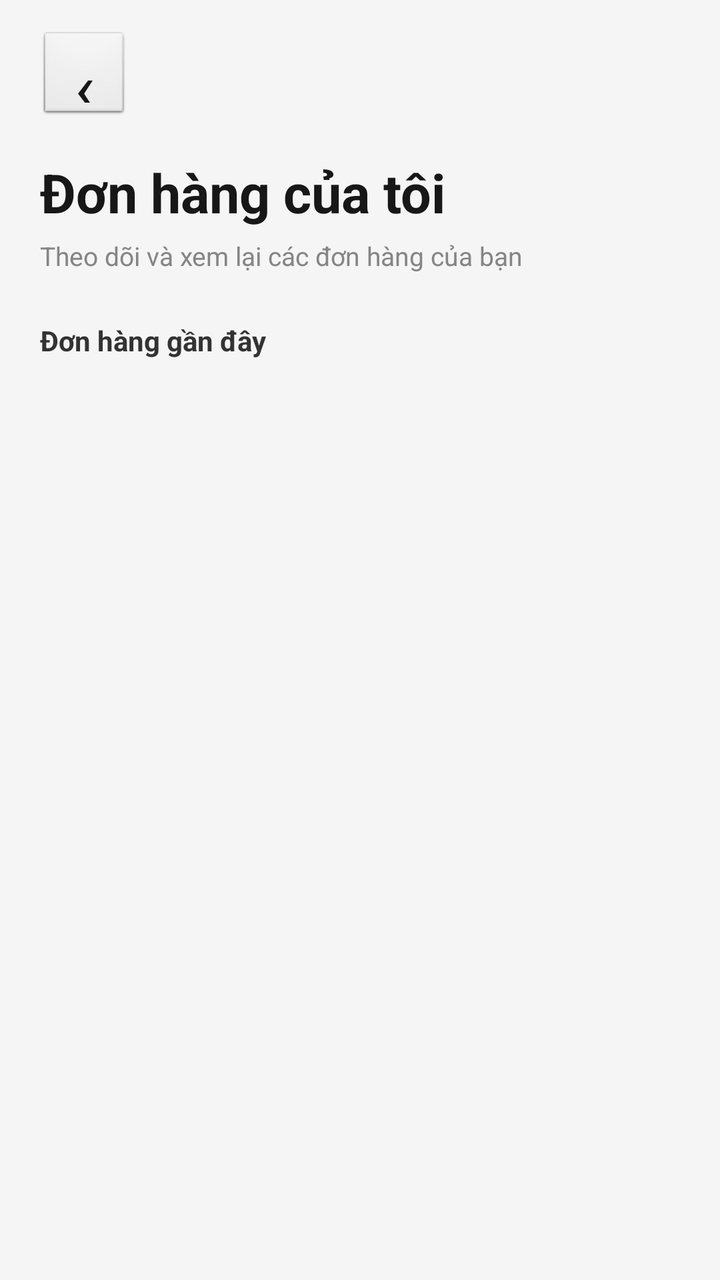
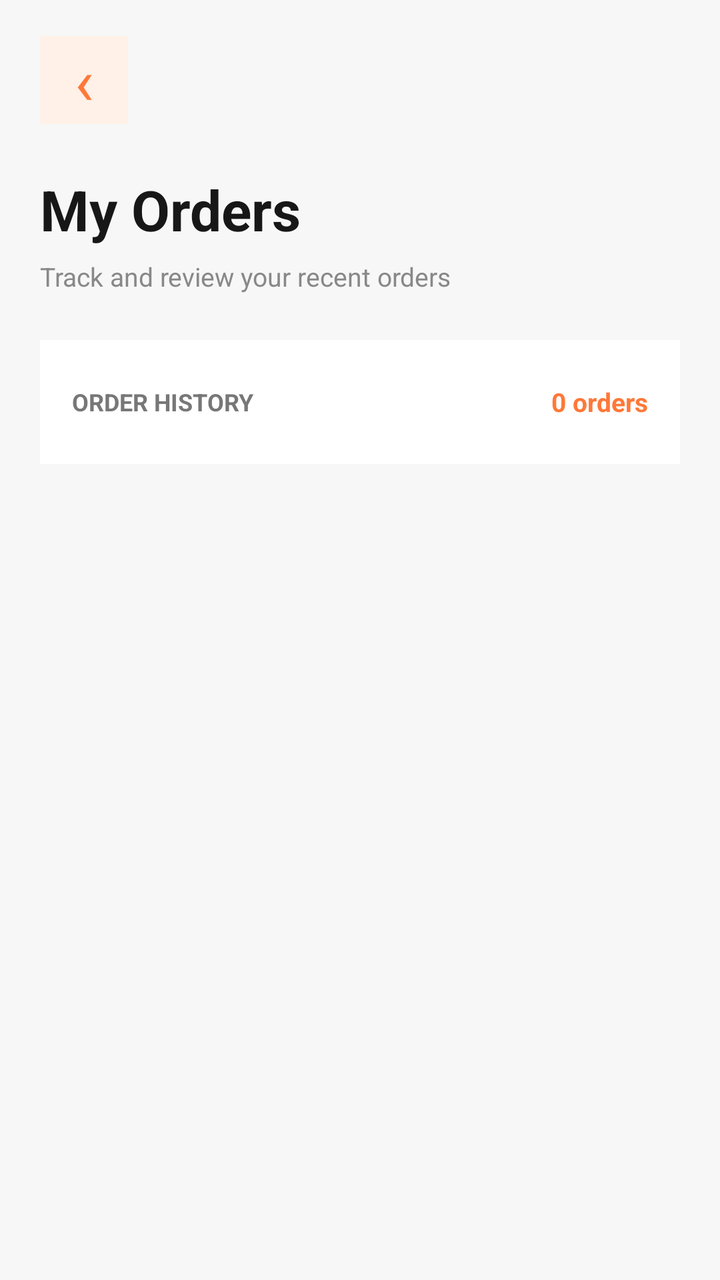

Screens rendered from an Android XML layout before and after an edit, with the pre-edit source and the edit as a unified diff.
<!-- AndroidManifest.xml: application theme Theme.FoodOrder -->
<!-- res/layout/activity_order_history.xml -->
<?xml version="1.0" encoding="utf-8"?>

<ScrollView xmlns:android="http://schemas.android.com/apk/res/android"
    android:layout_width="match_parent"
    android:layout_height="match_parent"
    android:background="#F5F5F5"
    android:fillViewport="true"
    android:clipToPadding="false">

    <LinearLayout
        android:layout_width="match_parent"
        android:layout_height="wrap_content"
        android:orientation="vertical"
        android:paddingStart="20dp"
        android:paddingEnd="20dp"
        android:paddingTop="16dp"
        android:paddingBottom="28dp">

        <TextView
            android:id="@+id/btnBack"
            android:layout_width="44dp"
            android:layout_height="44dp"
            android:background="@android:drawable/btn_default_small"
            android:gravity="center"
            android:text="‹"
            android:textColor="#171717"
            android:textSize="34sp" />

        <TextView
            android:layout_width="wrap_content"
            android:layout_height="wrap_content"
            android:layout_marginTop="18dp"
            android:text="Đơn hàng của tôi"
            android:textColor="#171717"
            android:textSize="27sp"
            android:textStyle="bold" />

        <TextView
            android:layout_width="wrap_content"
            android:layout_height="wrap_content"
            android:layout_marginTop="5dp"
            android:text="Theo dõi và xem lại các đơn hàng của bạn"
            android:textColor="#858585"
            android:textSize="13sp" />

        <TextView
            android:id="@+id/txtOrderCount"
            android:layout_width="wrap_content"
            android:layout_height="wrap_content"
            android:layout_marginTop="24dp"
            android:layout_marginBottom="13dp"
            android:text="Đơn hàng gần đây"
            android:textColor="#333333"
            android:textSize="14sp"
            android:textStyle="bold" />

        <LinearLayout
            android:id="@+id/orderHistoryContainer"
            android:layout_width="match_parent"
            android:layout_height="wrap_content"
            android:orientation="vertical" />

    </LinearLayout>

</ScrollView>
<!-- resources referenced by this layout -->
<resources>
  <style name="Theme.FoodOrder" parent="Base.Theme.FoodOrder" />
  <style name="Base.Theme.FoodOrder" parent="Theme.Material3.DayNight.NoActionBar">
          
          
      </style>
</resources>

<!-- the commit's change to res/layout/activity_order_history.xml (unified diff, before → after) -->
@@ -3,9 +3,8 @@
 <ScrollView xmlns:android="http://schemas.android.com/apk/res/android"
     android:layout_width="match_parent"
     android:layout_height="match_parent"
-    android:background="#F5F5F5"
-    android:fillViewport="true"
-    android:clipToPadding="false">
+    android:background="#F7F7F7"
+    android:fillViewport="true">
 
     <LinearLayout
         android:layout_width="match_parent"
@@ -13,53 +12,71 @@
         android:orientation="vertical"
         android:paddingStart="20dp"
         android:paddingEnd="20dp"
-        android:paddingTop="16dp"
-        android:paddingBottom="28dp">
+        android:paddingTop="18dp"
+        android:paddingBottom="30dp">
 
         <TextView
             android:id="@+id/btnBack"
             android:layout_width="44dp"
             android:layout_height="44dp"
-            android:background="@android:drawable/btn_default_small"
+            android:background="#FFF0E8"
             android:gravity="center"
             android:text="‹"
-            android:textColor="#171717"
-            android:textSize="34sp" />
+            android:textColor="#FF7838"
+            android:textSize="32sp"/>
 
         <TextView
             android:layout_width="wrap_content"
             android:layout_height="wrap_content"
-            android:layout_marginTop="18dp"
-            android:text="Đơn hàng của tôi"
+            android:layout_marginTop="24dp"
+            android:text="My Orders"
             android:textColor="#171717"
-            android:textSize="27sp"
-            android:textStyle="bold" />
+            android:textSize="28sp"
+            android:textStyle="bold"/>
 
         <TextView
             android:layout_width="wrap_content"
             android:layout_height="wrap_content"
-            android:layout_marginTop="5dp"
-            android:text="Theo dõi và xem lại các đơn hàng của bạn"
-            android:textColor="#858585"
-            android:textSize="13sp" />
+            android:layout_marginTop="6dp"
+            android:text="Track and review your recent orders"
+            android:textColor="#888888"
+            android:textSize="13sp"/>
 
-        <TextView
-            android:id="@+id/txtOrderCount"
-            android:layout_width="wrap_content"
-            android:layout_height="wrap_content"
-            android:layout_marginTop="24dp"
-            android:layout_marginBottom="13dp"
-            android:text="Đơn hàng gần đây"
-            android:textColor="#333333"
-            android:textSize="14sp"
-            android:textStyle="bold" />
+        <LinearLayout
+            android:layout_width="match_parent"
+            android:layout_height="62dp"
+            android:layout_marginTop="23dp"
+            android:background="#FFFFFF"
+            android:gravity="center_vertical"
+            android:paddingStart="16dp"
+            android:paddingEnd="16dp">
+
+            <TextView
+                android:layout_width="0dp"
+                android:layout_height="wrap_content"
+                android:layout_weight="1"
+                android:text="ORDER HISTORY"
+                android:textColor="#777777"
+                android:textSize="12sp"
+                android:textStyle="bold"/>
+
+            <TextView
+                android:id="@+id/txtOrderCount"
+                android:layout_width="wrap_content"
+                android:layout_height="wrap_content"
+                android:text="0 orders"
+                android:textColor="#FF7838"
+                android:textSize="13sp"
+                android:textStyle="bold"/>
+
+        </LinearLayout>
 
         <LinearLayout
             android:id="@+id/orderHistoryContainer"
             android:layout_width="match_parent"
             android:layout_height="wrap_content"
-            android:orientation="vertical" />
+            android:layout_marginTop="15dp"
+            android:orientation="vertical"/>
 
     </LinearLayout>
-
 </ScrollView>
